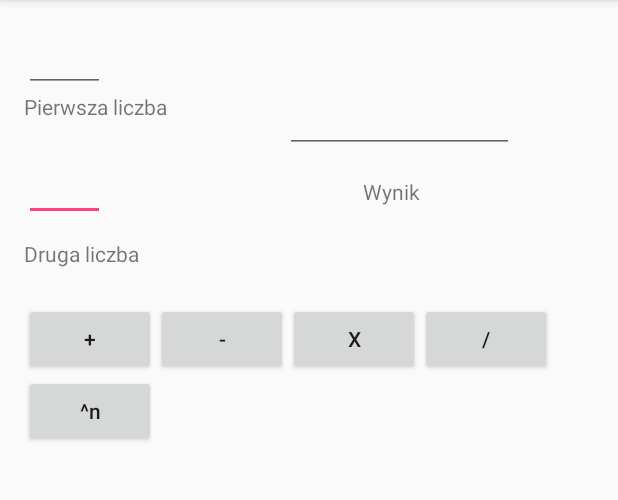
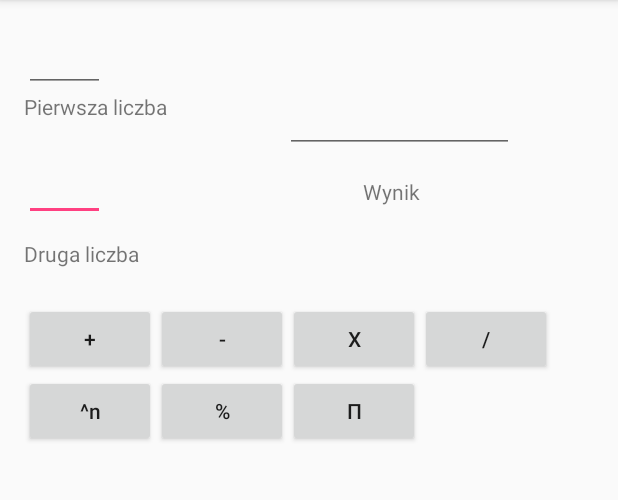
Before and after one commit to piotrdylag/Prosty_Kalkulator, an Android app: the screen it shows after launch (MainActivity), on a phone screen of 412 x 824 dp, the part 84-584 px from its top. Run offline under Robolectric (Android 15) with nearby library versions, the phone set to English and light mode, and no system bars.

Commit message:
Add PI number

```diff
--- a/app/src/main/java/com/dylag/piotr/kalkulator_2/MainActivity.java
+++ b/app/src/main/java/com/dylag/piotr/kalkulator_2/MainActivity.java
@@ -1,21 +1,21 @@
 package com.dylag.piotr.kalkulator_2;
 
+import android.os.Bundle;
 import android.support.v7.app.AppCompatActivity;
-import android.os.Bundle;
 import android.view.View;
 import android.widget.Button;
 import android.widget.EditText;
 import android.widget.TextView;
 
-import static java.lang.Math.pow;
 
 
 public class MainActivity extends AppCompatActivity implements View.OnClickListener {
 
 
-    private Button btnAdd, btnsub, btndivide, btnmul, btnpot;
+    private Button btnAdd, btnsub, btndivide, btnmul, btnpot, btnper, btnpi;
     private TextView result;
     private EditText first, second;
+
 
 
     @Override
@@ -34,6 +34,9 @@ public class MainActivity extends AppCompatActivity implements View.OnClickListe
         second = (EditText) findViewById(R.id.second);
         result = (TextView) findViewById(R.id.result);
         btnpot = (Button) findViewById(R.id.btnpot);
+        btnper = (Button) findViewById(R.id.btnper);
+        btnpi = (Button) findViewById(R.id.btnpi);
+
 
 
         btnAdd.setOnClickListener(this);
@@ -41,6 +44,9 @@ public class MainActivity extends AppCompatActivity implements View.OnClickListe
         btndivide.setOnClickListener(this);
         btnmul.setOnClickListener(this);
         btnpot.setOnClickListener(this);
+        btnper.setOnClickListener(this);
+        btnpi.setOnClickListener(this);
+
 
 
     }
@@ -50,6 +56,7 @@ public class MainActivity extends AppCompatActivity implements View.OnClickListe
     public void onClick(View view) {
         double num1 = Double.parseDouble(first.getText().toString());
         double num2 = Double.parseDouble(second.getText().toString());
+
         switch (view.getId()) {
             case R.id.btnAdd:
                 double addition = num1 + num2;
@@ -75,6 +82,15 @@ public class MainActivity extends AppCompatActivity implements View.OnClickListe
                double power = Math.pow(num1, num2);
                 result.setText(String.valueOf(power));
                 break;
+            case R.id.btnper:
+                double percentage = (num1/100) * num2;
+                result.setText(String.valueOf(percentage));
+                break;
+            case R.id.btnpi:
+                double pi = Math.PI;
+                result.setText(String.valueOf(pi));
+                break;
+
 
 
         }
--- a/app/src/main/res/layout/activity_main.xml
+++ b/app/src/main/res/layout/activity_main.xml
@@ -114,4 +114,20 @@
         android:layout_toEndOf="@+id/textView2"
         android:layout_marginStart="78dp" />
 
+    <Button
+        android:text="%"
+        android:layout_width="wrap_content"
+        android:layout_height="wrap_content"
+        android:layout_below="@+id/btnsubstract"
+        android:layout_toEndOf="@+id/btnpot"
+        android:id="@+id/btnper" />
+
+    <Button
+        android:layout_width="wrap_content"
+        android:layout_height="wrap_content"
+        android:layout_below="@+id/btnMultiply"
+        android:layout_toEndOf="@+id/btnper"
+        android:id="@+id/btnpi"
+        android:text="π" />
+
 </RelativeLayout>
--- /dev/null
+++ b/app/src/main/res/values/ids.xml
@@ -0,0 +1,4 @@
+<?xml version="1.0" encoding="utf-8"?>
+<resources>
+
+</resources>
```
